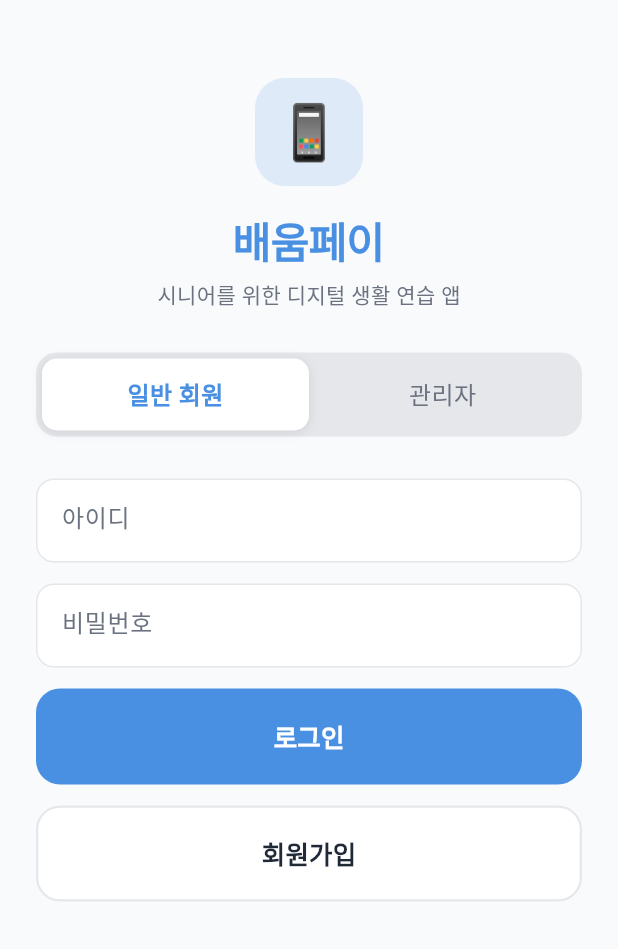
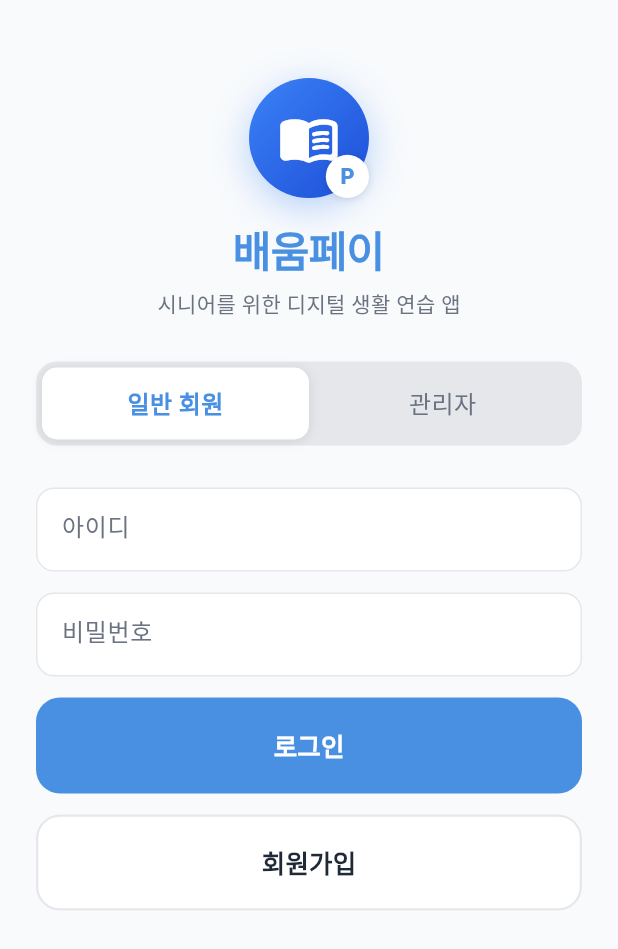
Before and after one commit to seryeong10/CTL-3, a Flutter app: the screen it shows after launch, on a phone screen of 412 x 824 dp. Shown: the top 949 px of the screen. Run offline on Flutter 3.47's test engine with Material 3 defaults, Android fonts, the phone set to English and light mode, and no system bars; Roboto replaces fonts that are missing (Pretendard).

Commit message:
feat: 배움페이 로고 추가 - 로그인/홈 화면에 Flutter 위젯 로고 삽입

```diff
--- a/lib/screens/auth/login_screen.dart
+++ b/lib/screens/auth/login_screen.dart
@@ -2,6 +2,7 @@ import 'package:flutter/material.dart';
 import '../../core/theme.dart';
 import '../../widgets/primary_button.dart';
 import '../../widgets/common_widgets.dart';
+import '../../widgets/logo_widget.dart';
 import '../../services/api_service.dart';
 
 class LoginScreen extends StatefulWidget {
@@ -29,17 +30,8 @@ class _LoginScreenState extends State<LoginScreen> {
               // Logo
               Column(
                 children: [
-                  Container(
-                    width: 72,
-                    height: 72,
-                    decoration: BoxDecoration(
-                      color: AppColors.primary.withValues(alpha: 0.15),
-                      borderRadius: BorderRadius.circular(20),
-                    ),
-                    alignment: Alignment.center,
-                    margin: const EdgeInsets.only(bottom: 16),
-                    child: const Text('📱', style: TextStyle(fontSize: 36)),
-                  ),
+                  const BaeumPayLogo(size: 80),
+                  const SizedBox(height: 14),
                   const Text(
                     '배움페이',
                     style: TextStyle(
--- a/lib/screens/home/home_screen.dart
+++ b/lib/screens/home/home_screen.dart
@@ -1,6 +1,7 @@
 import 'package:flutter/material.dart';
 import '../../core/theme.dart';
 import '../../widgets/common_widgets.dart';
+import '../../widgets/logo_widget.dart';
 
 class HomeScreen extends StatefulWidget {
   const HomeScreen({super.key});
@@ -38,6 +39,10 @@ class _HomeScreenState extends State<HomeScreen> {
               child: Row(
                 mainAxisAlignment: MainAxisAlignment.spaceBetween,
                 children: [
+                  Row(
+                    children: [
+                      const BaeumPayLogo(size: 32),
+                      const SizedBox(width: 8),
                       const Text(
                         '배움페이',
                         style: TextStyle(
@@ -45,6 +50,8 @@ class _HomeScreenState extends State<HomeScreen> {
                           fontWeight: FontWeight.w800,
                           color: AppColors.primary,
                         ),
+                      ),
+                    ],
                   ),
                   Container(
                     padding: const EdgeInsets.symmetric(horizontal: 16, vertical: 7),
--- /dev/null
+++ b/lib/widgets/logo_widget.dart
@@ -0,0 +1,77 @@
+import 'package:flutter/material.dart';
+import '../core/theme.dart';
+
+/// 배움페이 로고 위젯 (이미지 파일 없이 Flutter 코드로 직접 그림)
+class BaeumPayLogo extends StatelessWidget {
+  final double size;
+  const BaeumPayLogo({super.key, this.size = 56});
+
+  @override
+  Widget build(BuildContext context) {
+    return SizedBox(
+      width: size,
+      height: size,
+      child: Stack(
+        alignment: Alignment.center,
+        children: [
+          // 원형 배경 (파란색 그라데이션)
+          Container(
+            width: size,
+            height: size,
+            decoration: BoxDecoration(
+              shape: BoxShape.circle,
+              gradient: const LinearGradient(
+                colors: [Color(0xFF3B82F6), Color(0xFF1D4ED8)],
+                begin: Alignment.topLeft,
+                end: Alignment.bottomRight,
+              ),
+              boxShadow: [
+                BoxShadow(
+                  color: const Color(0xFF3B82F6).withValues(alpha: 0.35),
+                  blurRadius: size * 0.25,
+                  offset: Offset(0, size * 0.08),
+                ),
+              ],
+            ),
+          ),
+          // 책/학습 아이콘
+          Icon(
+            Icons.menu_book_rounded,
+            color: Colors.white,
+            size: size * 0.52,
+          ),
+          // 우측 하단 원형 포인트 배지
+          Positioned(
+            right: 0,
+            bottom: 0,
+            child: Container(
+              width: size * 0.36,
+              height: size * 0.36,
+              decoration: BoxDecoration(
+                shape: BoxShape.circle,
+                color: Colors.white,
+                boxShadow: [
+                  BoxShadow(
+                    color: Colors.black.withValues(alpha: 0.12),
+                    blurRadius: 4,
+                    offset: const Offset(0, 1),
+                  ),
+                ],
+              ),
+              alignment: Alignment.center,
+              child: Text(
+                'P',
+                style: TextStyle(
+                  fontSize: size * 0.18,
+                  fontWeight: FontWeight.w900,
+                  color: AppColors.primary,
+                  height: 1,
+                ),
+              ),
+            ),
+          ),
+        ],
+      ),
+    );
+  }
+}
```
Also changed, not shown: 1 other file. Lines whose indentation alone changed are shown as unchanged.
